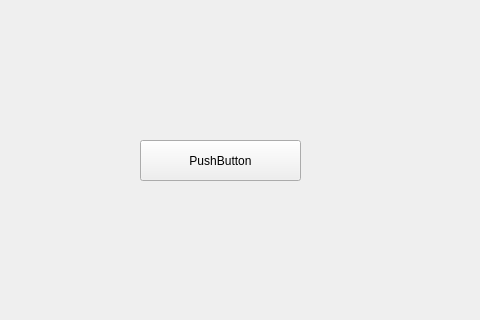
820239854/i_py_qt, file ui_files/MainWindow2.ui: the form before one commit; both pictures show x 164 to 644 and y 113 to 433 of the 800 by 600 pixel window.
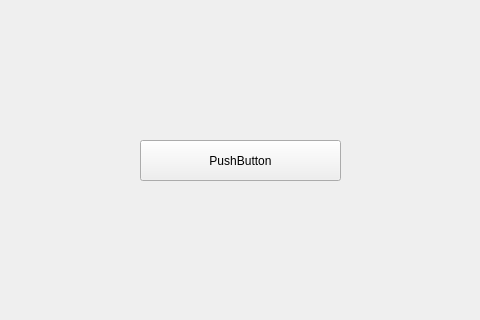
The form after the commit. Icons and pictures are not drawn.

The edit to the form file:
```diff
--- a/ui_files/MainWindow2.ui
+++ b/ui_files/MainWindow2.ui
@@ -19,7 +19,7 @@
      <rect>
       <x>304</x>
       <y>253</y>
-      <width>161</width>
+      <width>201</width>
       <height>41</height>
      </rect>
     </property>
```
Left out of the diff: 4 changed lines with no effect on the pictures.
